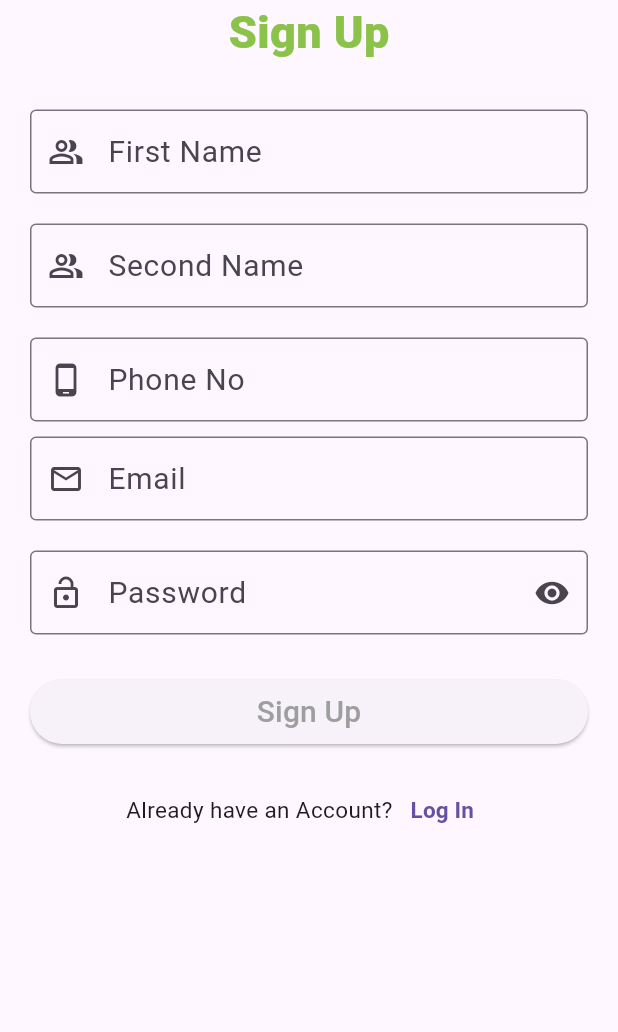
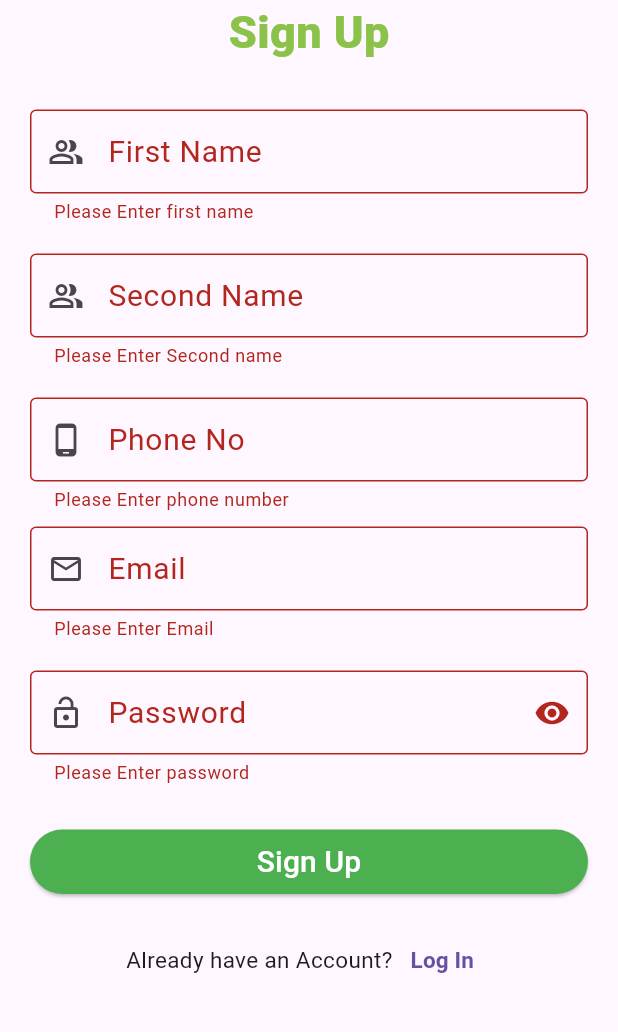
Before and after one commit to RubithaR/Farm2HomeApp, a Flutter app: the SignUpScreenSeller screen opened directly, after a tap on "Sign Up", on a phone screen of 412 x 824 dp, the part 84-1116 px from its top. Run offline on Flutter 3.47's test engine with Material 3 defaults, Android fonts, the light colour scheme and no system bars; our stand-ins replace firebase_auth, firebase_core, firebase_database, google_maps_flutter; accounts and stored records are empty.

Commit message:
Third commit

```diff
--- a/lib/login_pages/signup_seller.dart
+++ b/lib/login_pages/signup_seller.dart
@@ -1,3 +1,5 @@
+
+import 'package:firebase_database/firebase_database.dart';
 import 'package:firebase_auth/firebase_auth.dart';
 import 'package:flutter/material.dart';
 import 'package:veg/authentication/auth.dart';
@@ -11,13 +13,13 @@ class SignUpScreenSeller extends StatefulWidget {
 }
 
 class _SignUpScreenState extends State<SignUpScreenSeller> {
+  GlobalKey<FormState> formKey = GlobalKey<FormState>();
   final FirebaseAuthService _auth = FirebaseAuthService();
   final TextEditingController _firstnamecontroller = TextEditingController();
   final TextEditingController _secondnamecontroller = TextEditingController();
   final TextEditingController _emailcontroller = TextEditingController();
   final TextEditingController _passwordcontroller = TextEditingController();
   final TextEditingController _phonecontroller = TextEditingController();
-
   @override
   void dispose() {
     _firstnamecontroller.dispose();
@@ -27,6 +29,19 @@ class _SignUpScreenState extends State<SignUpScreenSeller> {
     _phonecontroller.dispose();
     super.dispose();
   }
+
+  // checkIfNetworkIsAvailable()
+  // {
+  //  cMethods.checkConnectivity(context);
+  // }
+  /*signUpValidation()
+  {
+    if(_firstnamecontroller.text.trim().length < 3)
+    {
+      cMethods.displaySnackBar("wrong", context);
+    }
+  }*/
+
 
   @override
   Widget build(BuildContext context) {
@@ -42,6 +57,7 @@ class _SignUpScreenState extends State<SignUpScreenSeller> {
           onTap: () => FocusScope.of(context).unfocus(),
           child: SingleChildScrollView(
             child: Form(
+              key: formKey,
               child: Column(
                 crossAxisAlignment: CrossAxisAlignment.center,
                 children: <Widget>[
@@ -62,6 +78,13 @@ class _SignUpScreenState extends State<SignUpScreenSeller> {
                       child: Column(
                         children: <Widget>[
                           TextFormField(
+                            validator: (firstName) {
+                              if (firstName!.isEmpty) {
+                                return "Please Enter first name";
+                              }
+                              return null;
+
+                            },
                             controller: _firstnamecontroller,
                             decoration: const InputDecoration(
                                 prefixIcon: Icon(Icons.people_alt_outlined),
@@ -76,6 +99,13 @@ class _SignUpScreenState extends State<SignUpScreenSeller> {
                             height: 20.0,
                           ),
                           TextFormField(
+                            validator: (secondName){
+                              if (secondName!.isEmpty) {
+                                return "Please Enter Second name";
+                              }
+                              return null;
+
+                            },
                             controller: _secondnamecontroller,
                             decoration: const InputDecoration(
                                 prefixIcon: Icon(Icons.people_alt_outlined),
@@ -91,6 +121,14 @@ class _SignUpScreenState extends State<SignUpScreenSeller> {
                           ),
                           TextFormField(
                             controller: _phonecontroller,
+                            validator: (pNumber) {
+                              if (pNumber!.isEmpty) {
+                                return "Please Enter phone number";
+                              } else if (pNumber.length == 9 ) {
+                                return "Please Enter correct phone number";
+                              }
+                              return null;
+                            },
                             decoration: const InputDecoration(
                               prefixIcon: Icon(Icons.phone_android_outlined),
                               labelText: 'Phone No',
@@ -109,7 +147,7 @@ class _SignUpScreenState extends State<SignUpScreenSeller> {
                               if (email!.isEmpty) {
                                 return "Please Enter Email";
                               } else if (!RegExp(
-                                      r"^[a-zA-Z0-9.a-zA-Z0-9.!#$%&'*+-/=?^_`{|}~]+@[a-zA-Z0-9]+\.[a-zA-Z]+")
+                                  r"^[a-zA-Z0-9.a-zA-Z0-9.!#$%&'*+-/=?^_`{|}~]+@[a-zA-Z0-9]+\.[a-zA-Z]+")
                                   .hasMatch(email)) {
                                 return "It's Not a valid Email";
                               }
@@ -158,11 +196,21 @@ class _SignUpScreenState extends State<SignUpScreenSeller> {
                             height: 43.0,
                             width: double.infinity,
                             child: ElevatedButton(
-                                onPressed: _signUp,
+                                onPressed: () {
+                                  if (formKey.currentState!.validate()) {
+                                    formKey.currentState!.save();
+                                    // checkIfNetworkIsAvailable();
+                                    registerNewUser();
+                                  }
+                                },
+                                style:  ElevatedButton.styleFrom(
+                                  backgroundColor: Colors.green,
+
+                                ),
                                 child: const Text(
                                   'Sign Up',
                                   style: TextStyle(
-                                      fontSize: 20, color: Colors.grey),
+                                      fontSize: 20, color: Colors.white),
                                 )),
                           ),
                           const SizedBox(
@@ -202,24 +250,30 @@ class _SignUpScreenState extends State<SignUpScreenSeller> {
         ));
   }
 
-  void _signUp() async {
-    String firstname = _firstnamecontroller.text;
-    String secondname = _secondnamecontroller.text;
-    String email = _emailcontroller.text;
-    String password = _passwordcontroller.text;
-    String phone = _phonecontroller.text;
+  registerNewUser() async
+  {
+    final User? userFirebase = (
+        await FirebaseAuth.instance.createUserWithEmailAndPassword(
+          email: _emailcontroller.text.trim(),
+          password: _passwordcontroller.text.trim(),
+        ).catchError((errorMsg)
+        {
+          // cMethods.displaySnackBar(errorMsg.toString(), context) ;
+        })
+    ).user ;
+    if(!context.mounted) return;
+    Navigator.pop(context);
+    DatabaseReference usersRef = FirebaseDatabase.instance.ref().child("Users").child(userFirebase!.uid);
+    Map userDataMap = {
+      "firstname" : _firstnamecontroller.text.trim(),
+      "secondname" : _secondnamecontroller.text.trim(),
+      "email" : _emailcontroller.text.trim(),
+      "password" : _passwordcontroller.text.trim(),
+      "phone" : _phonecontroller.text.trim(),
+      "role" : "Seller",
 
-    User? user = await _auth.signUpWithEmailAndPassword(email, password);
-    if (user != null) {
-      print("user is success");
-      Navigator.push(
-        context,
-        MaterialPageRoute(
-          builder: (context) => const LogInScreen(),
-        ),
-      );
-    } else {
-      print("some error happen");
-    }
+    };
+    usersRef.set(userDataMap);
+    Navigator.push(context, MaterialPageRoute(builder: (context) => LogInScreen()));
   }
 }
--- a/pubspec.yaml
+++ b/pubspec.yaml
@@ -35,11 +35,12 @@ dependencies:
   # The following adds the Cupertino Icons font to your application.
   # Use with the CupertinoIcons class for iOS style icons.
   cupertino_icons: ^1.0.6
-  firebase_core: ^2.0.0
+  firebase_core: ^2.32.0
   firebase_auth: ^4.19.5
   google_maps_flutter: ^2.6.1
   geolocator: ^8.2.1
   connectivity_plus: ^6.0.3
+  firebase_database: ^10.5.7
 
 
 dev_dependencies:
```
Also changed, not shown: lib/login_pages/login.dart (+24 -23 lines), lib/login_pages/signup_buyer.dart (+31 -49 lines), lib/methods/common_methods.dart (deleted, +0 -17 lines), lib/methods/loading_dialog.dart (deleted, +0 -46 lines), pubspec.lock, 2 other files.
